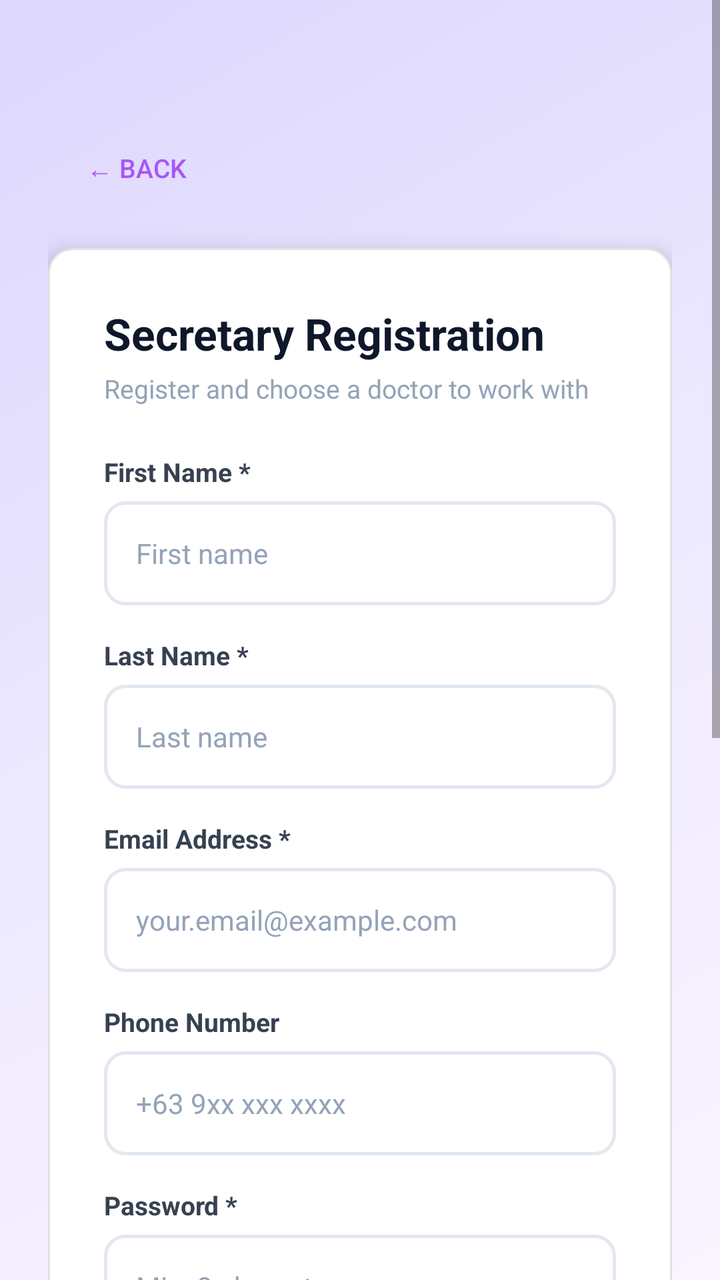
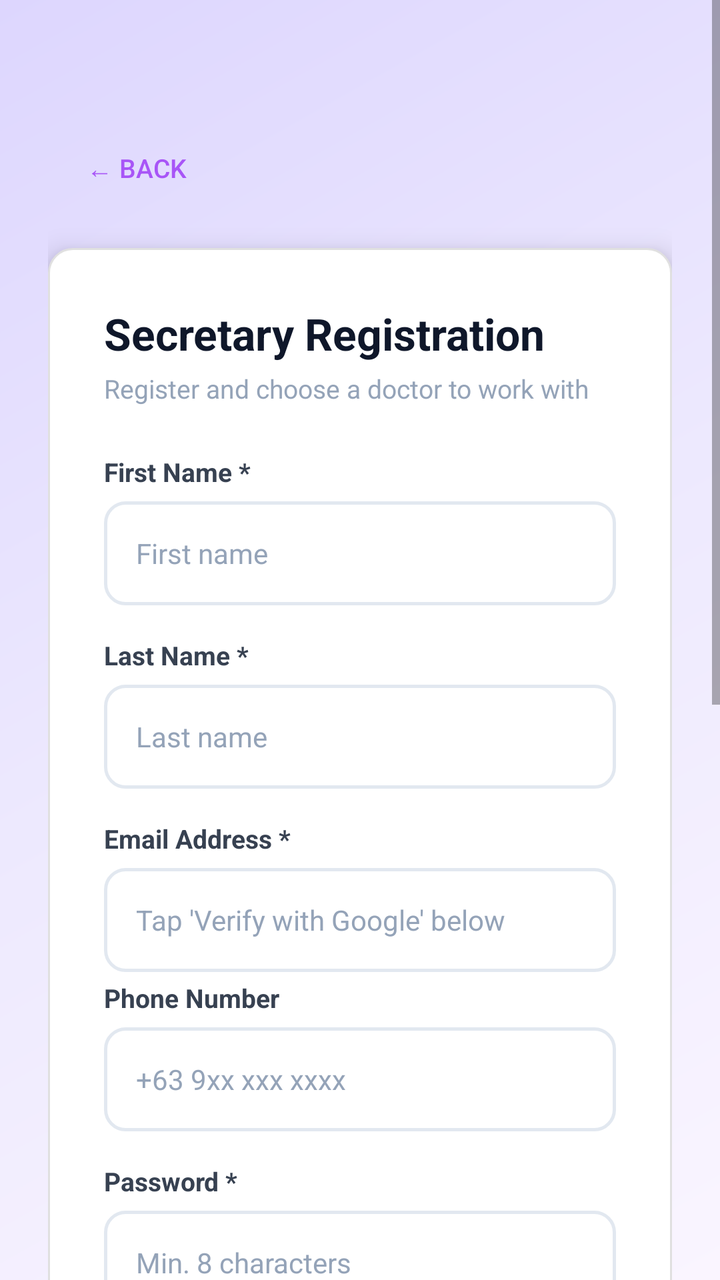

The first picture is an Android layout as it rendered before a commit; the second is the same layout after the commit. The layout source and the unified diff follow.
<!-- AndroidManifest.xml: application theme Theme.Medicore -->
<!-- res/layout/activity_register_secretary.xml -->
<?xml version="1.0" encoding="utf-8"?>
<ScrollView xmlns:android="http://schemas.android.com/apk/res/android"
    android:layout_width="match_parent"
    android:layout_height="match_parent"
    android:background="@drawable/gradient_background_purple"
    android:fillViewport="true">

    <LinearLayout
        android:layout_width="match_parent"
        android:layout_height="wrap_content"
        android:orientation="vertical"
        android:padding="24dp"
        android:gravity="center_horizontal">

        <LinearLayout android:layout_width="match_parent" android:layout_height="wrap_content"
            android:orientation="horizontal" android:gravity="center_vertical"
            android:layout_marginTop="40dp" android:layout_marginBottom="20dp">
            <Button android:id="@+id/btnBack" android:layout_width="wrap_content"
                android:layout_height="40dp" android:text="← Back" android:textColor="#A855F7"
                android:textSize="13sp" android:background="@android:color/transparent" android:padding="0dp"/>
        </LinearLayout>

        <LinearLayout android:layout_width="match_parent" android:layout_height="wrap_content"
            android:orientation="vertical" android:background="@drawable/card_background"
            android:padding="28dp" android:elevation="8dp" android:layout_marginBottom="32dp">

            <TextView android:layout_width="wrap_content" android:layout_height="wrap_content"
                android:text="Secretary Registration" android:textColor="#0F172A"
                android:textSize="22sp" android:textStyle="bold" android:layout_marginBottom="4dp"/>
            <TextView android:layout_width="wrap_content" android:layout_height="wrap_content"
                android:text="Register and choose a doctor to work with"
                android:textColor="#94A3B8" android:textSize="13sp" android:layout_marginBottom="24dp"/>

            <TextView android:id="@+id/tvError" android:layout_width="match_parent"
                android:layout_height="wrap_content" android:textColor="#EF4444"
                android:textSize="13sp" android:background="@drawable/error_bg"
                android:padding="12dp" android:layout_marginBottom="16dp" android:visibility="gone"/>

            
            <TextView android:layout_width="wrap_content" android:layout_height="wrap_content"
                android:text="First Name *" android:textColor="#374151"
                android:textSize="13sp" android:textStyle="bold" android:layout_marginBottom="6dp"/>
            <EditText android:id="@+id/etFirstName" android:layout_width="match_parent"
                android:layout_height="52dp" android:hint="First name"
                android:inputType="textPersonName" android:background="@drawable/input_background"
                android:paddingStart="16dp" android:paddingEnd="16dp" android:textSize="14sp"
                android:textColor="#0F172A" android:textColorHint="#94A3B8" android:layout_marginBottom="16dp"/>

            
            <TextView android:layout_width="wrap_content" android:layout_height="wrap_content"
                android:text="Last Name *" android:textColor="#374151"
                android:textSize="13sp" android:textStyle="bold" android:layout_marginBottom="6dp"/>
            <EditText android:id="@+id/etLastName" android:layout_width="match_parent"
                android:layout_height="52dp" android:hint="Last name"
                android:inputType="textPersonName" android:background="@drawable/input_background"
                android:paddingStart="16dp" android:paddingEnd="16dp" android:textSize="14sp"
                android:textColor="#0F172A" android:textColorHint="#94A3B8" android:layout_marginBottom="16dp"/>

            
            <TextView android:layout_width="wrap_content" android:layout_height="wrap_content"
                android:text="Email Address *" android:textColor="#374151"
                android:textSize="13sp" android:textStyle="bold" android:layout_marginBottom="6dp"/>
            <EditText android:id="@+id/etEmail" android:layout_width="match_parent"
                android:layout_height="52dp" android:hint="your.email@example.com"
                android:inputType="textEmailAddress" android:background="@drawable/input_background"
                android:paddingStart="16dp" android:paddingEnd="16dp" android:textSize="14sp"
                android:textColor="#0F172A" android:textColorHint="#94A3B8" android:layout_marginBottom="16dp"/>

            
            <TextView android:layout_width="wrap_content" android:layout_height="wrap_content"
                android:text="Phone Number" android:textColor="#374151"
                android:textSize="13sp" android:textStyle="bold" android:layout_marginBottom="6dp"/>
            <EditText android:id="@+id/etPhone" android:layout_width="match_parent"
                android:layout_height="52dp" android:hint="+63 9xx xxx xxxx"
                android:inputType="phone" android:background="@drawable/input_background"
                android:paddingStart="16dp" android:paddingEnd="16dp" android:textSize="14sp"
                android:textColor="#0F172A" android:textColorHint="#94A3B8" android:layout_marginBottom="16dp"/>

            
            <TextView android:layout_width="wrap_content" android:layout_height="wrap_content"
                android:text="Password *" android:textColor="#374151"
                android:textSize="13sp" android:textStyle="bold" android:layout_marginBottom="6dp"/>
            <EditText android:id="@+id/etPassword" android:layout_width="match_parent"
                android:layout_height="52dp" android:hint="Min. 8 characters"
                android:inputType="textPassword" android:background="@drawable/input_background"
                android:paddingStart="16dp" android:paddingEnd="16dp" android:textSize="14sp"
                android:textColor="#0F172A" android:textColorHint="#94A3B8" android:layout_marginBottom="16dp"/>

            
            <TextView android:layout_width="wrap_content" android:layout_height="wrap_content"
                android:text="Confirm Password *" android:textColor="#374151"
                android:textSize="13sp" android:textStyle="bold" android:layout_marginBottom="6dp"/>
            <EditText android:id="@+id/etConfirmPassword" android:layout_width="match_parent"
                android:layout_height="52dp" android:hint="Repeat password"
                android:inputType="textPassword" android:background="@drawable/input_background"
                android:paddingStart="16dp" android:paddingEnd="16dp" android:textSize="14sp"
                android:textColor="#0F172A" android:textColorHint="#94A3B8" android:layout_marginBottom="16dp"/>

            
            <TextView android:layout_width="wrap_content" android:layout_height="wrap_content"
                android:text="Select Doctor to Work With *" android:textColor="#374151"
                android:textSize="13sp" android:textStyle="bold" android:layout_marginBottom="6dp"/>
            <Spinner android:id="@+id/spinnerDoctor" android:layout_width="match_parent"
                android:layout_height="52dp" android:background="@drawable/input_background"
                android:paddingStart="16dp" android:paddingEnd="16dp" android:layout_marginBottom="8dp"/>
            <TextView android:id="@+id/tvDoctorLoading" android:layout_width="wrap_content"
                android:layout_height="wrap_content" android:text="Loading doctors..."
                android:textColor="#94A3B8" android:textSize="12sp" android:layout_marginBottom="20dp"/>

            
            <LinearLayout android:layout_width="match_parent" android:layout_height="wrap_content"
                android:background="@drawable/info_bg_purple" android:padding="12dp" android:layout_marginBottom="20dp">
                <TextView android:layout_width="wrap_content" android:layout_height="wrap_content"
                    android:text="⏳  Your account requires the selected Doctor's approval"
                    android:textColor="#7C3AED" android:textSize="13sp"/>
            </LinearLayout>

            <Button android:id="@+id/btnRegister" android:layout_width="match_parent"
                android:layout_height="52dp" android:text="Submit Registration Request →"
                android:textColor="#FFFFFF" android:textSize="15sp" android:textStyle="bold"
                android:background="@drawable/button_purple"/>
        </LinearLayout>
    </LinearLayout>
</ScrollView>
<!-- resources referenced by this layout -->
<resources>
  <!-- drawable button_purple (drawable) -->
  <?xml version="1.0" encoding="utf-8"?>
  <shape xmlns:android="http://schemas.android.com/apk/res/android"
      android:shape="rectangle">
      <gradient android:startColor="#A855F7" android:endColor="#7C3AED" android:angle="135"/>
      <corners android:radius="11dp"/>
  </shape>
  <!-- drawable card_background (drawable) -->
  <?xml version="1.0" encoding="utf-8"?>
  <shape xmlns:android="http://schemas.android.com/apk/res/android"
      android:shape="rectangle">
      <solid android:color="#FFFFFF" />
      <corners android:radius="12dp" />
      <stroke android:width="1dp" android:color="#E0E0E0" />
  </shape>
  <!-- drawable error_bg (drawable) -->
  <?xml version="1.0" encoding="utf-8"?>
  <shape xmlns:android="http://schemas.android.com/apk/res/android"
      android:shape="rectangle">
      <solid android:color="#FEF2F2"/>
      <corners android:radius="10dp"/>
      <stroke android:width="1dp" android:color="#FECACA"/>
  </shape>
  <!-- drawable gradient_background_purple (drawable) -->
  <?xml version="1.0" encoding="utf-8"?>
  <shape xmlns:android="http://schemas.android.com/apk/res/android">
      <gradient android:startColor="#FAF5FF" android:centerColor="#EDE9FE"
          android:endColor="#DDD6FE" android:angle="135" android:type="linear"/>
  </shape>
  <!-- drawable info_bg_purple (drawable) -->
  <?xml version="1.0" encoding="utf-8"?>
  <shape xmlns:android="http://schemas.android.com/apk/res/android" android:shape="rectangle">
      <solid android:color="#FAF5FF"/>
      <corners android:radius="10dp"/>
      <stroke android:width="1dp" android:color="#DDD6FE"/>
  </shape>
  <!-- drawable input_background (drawable) -->
  <?xml version="1.0" encoding="utf-8"?>
  <shape xmlns:android="http://schemas.android.com/apk/res/android"
      android:shape="rectangle">
      <solid android:color="#FFFFFF"/>
      <corners android:radius="10dp"/>
      <stroke android:width="1.5dp" android:color="#E2E8F0"/>
  </shape>
  <style name="Theme.Medicore" parent="Theme.AppCompat.Light.NoActionBar">
      </style>
</resources>

<!-- the commit's change to res/layout/activity_register_secretary.xml (unified diff, before → after) -->
@@ -61,10 +61,18 @@
                 android:text="Email Address *" android:textColor="#374151"
                 android:textSize="13sp" android:textStyle="bold" android:layout_marginBottom="6dp"/>
             <EditText android:id="@+id/etEmail" android:layout_width="match_parent"
-                android:layout_height="52dp" android:hint="your.email@example.com"
+                android:layout_height="52dp" android:hint="Tap 'Verify with Google' below"
                 android:inputType="textEmailAddress" android:background="@drawable/input_background"
                 android:paddingStart="16dp" android:paddingEnd="16dp" android:textSize="14sp"
-                android:textColor="#0F172A" android:textColorHint="#94A3B8" android:layout_marginBottom="16dp"/>
+                android:textColor="#0F172A" android:textColorHint="#94A3B8"
+                android:layout_marginBottom="4dp"
+                android:focusable="false" android:clickable="false"/>
+
+            
+            <TextView android:id="@+id/tvGoogleStatus"
+                android:layout_width="match_parent" android:layout_height="wrap_content"
+                android:visibility="gone" android:textSize="12sp" android:textColor="#059669"
+                android:paddingStart="4dp" android:layout_marginBottom="16dp"/>
 
             
             <TextView android:layout_width="wrap_content" android:layout_height="wrap_content"
@@ -115,10 +123,22 @@
                     android:textColor="#7C3AED" android:textSize="13sp"/>
             </LinearLayout>
 
-            <Button android:id="@+id/btnRegister" android:layout_width="match_parent"
-                android:layout_height="52dp" android:text="Submit Registration Request →"
+            
+            <Button android:id="@+id/btnVerifyGoogle"
+                android:layout_width="match_parent" android:layout_height="52dp"
+                android:text="Verify with Google"
+                android:textColor="#334155" android:textSize="14sp" android:textStyle="bold"
+                android:background="@drawable/button_outline"
+                android:layout_marginBottom="12dp"/>
+
+            
+            <Button android:id="@+id/btnRegister"
+                android:layout_width="match_parent" android:layout_height="52dp"
+                android:text="Submit Registration Request →"
                 android:textColor="#FFFFFF" android:textSize="15sp" android:textStyle="bold"
-                android:background="@drawable/button_purple"/>
+                android:background="@drawable/button_purple"
+                android:enabled="false" android:alpha="0.5"/>
+
         </LinearLayout>
     </LinearLayout>
 </ScrollView>
<!-- resource entries referenced after the edit -->
@@ -1,5 +1,13 @@
 <!-- resources referenced by this layout -->
 <resources>
+  <!-- drawable button_outline (drawable) -->
+  <?xml version="1.0" encoding="utf-8"?>
+  <shape xmlns:android="http://schemas.android.com/apk/res/android"
+      android:shape="rectangle">
+      <solid android:color="#FFFFFF"/>
+      <corners android:radius="11dp"/>
+      <stroke android:width="1.5dp" android:color="#E2E8F0"/>
+  </shape>
   <!-- drawable button_purple (drawable) -->
   <?xml version="1.0" encoding="utf-8"?>
   <shape xmlns:android="http://schemas.android.com/apk/res/android"
